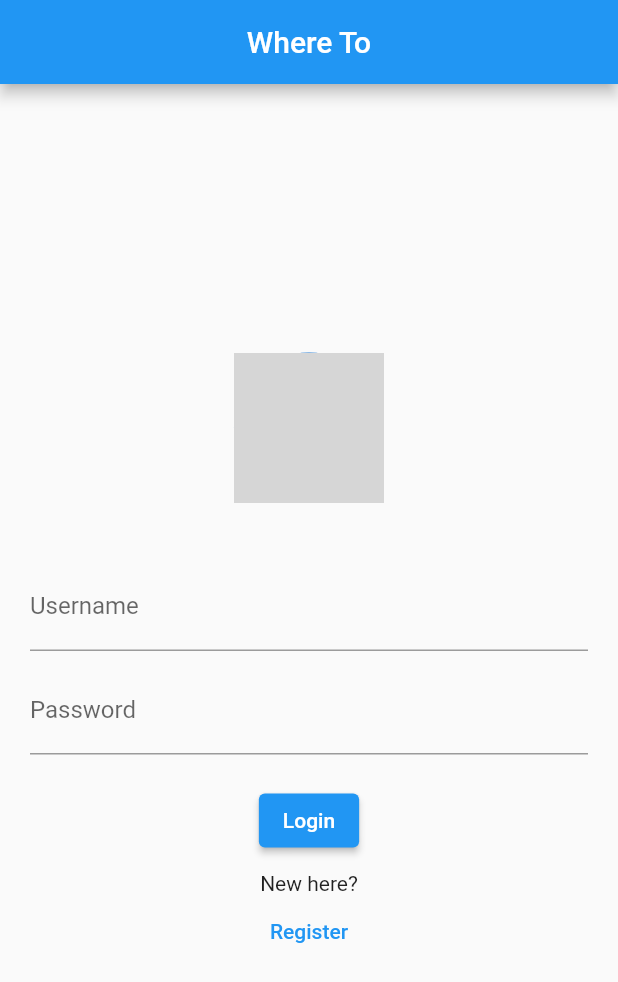
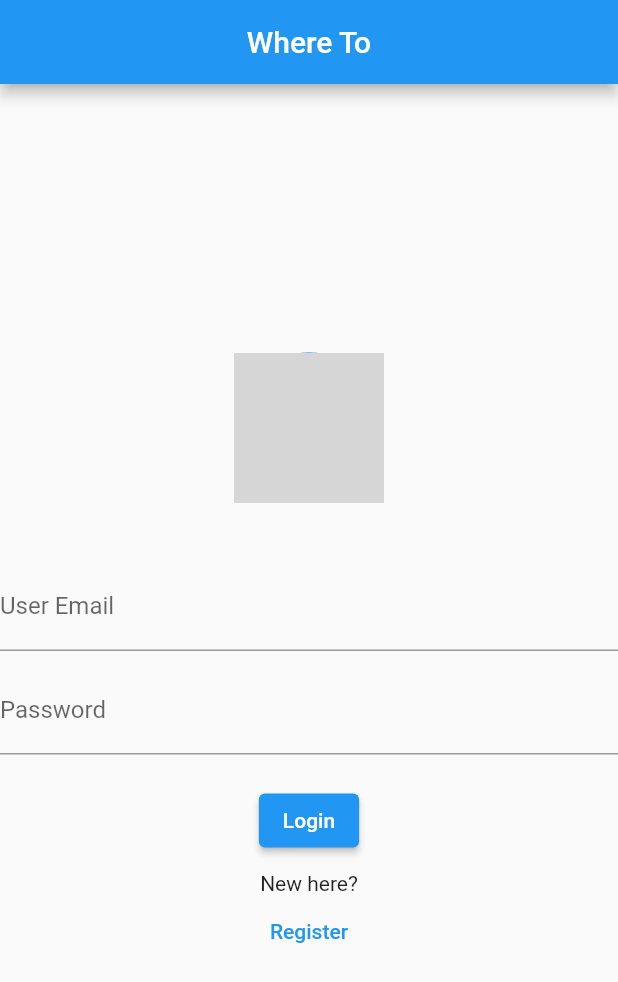
Before and after one commit to XpertBotTeam/MultiLanguageTourApp, a Flutter app: the screen it shows after launch, after a tap on "Login", on a phone screen of 412 x 824 dp. Shown: the top 982 px of the screen. Run offline on Flutter 3.47's test engine with Material 2 defaults, Android fonts, the phone set to English and light mode, and no system bars; our stand-ins replace firebase_auth, firebase_core; accounts and stored records are empty; network calls fail; grey boxes are pictures that could not be loaded.

Commit message:
latest changes

```diff
--- a/lib/main.dart
+++ b/lib/main.dart
@@ -1,11 +1,17 @@
+import 'package:firebase_auth/firebase_auth.dart';
+import 'package:firebase_core/firebase_core.dart';
 import 'package:flutter/material.dart';
-import 'registarion_page.dart';
-void main() {
+import 'registration_page.dart';
+import 'profile_screen.dart';
+
+void main() async {
+  WidgetsFlutterBinding.ensureInitialized();
+  await Firebase.initializeApp();
   runApp(const MyApp());
 }
 
 class MyApp extends StatelessWidget {
-  const MyApp({super.key});
+  const MyApp({Key? key}) : super(key: key);
 
   @override
   Widget build(BuildContext context) {
@@ -19,65 +25,99 @@ class MyApp extends StatelessWidget {
   }
 }
 
-class MyHomePage extends StatefulWidget {
-  const MyHomePage({super.key, required this.title});
+class MyHomePage extends StatelessWidget {
+  const MyHomePage({Key? key, required this.title}) : super(key: key);
 
   final String title;
 
   @override
-  State<MyHomePage> createState() => _MyHomePageState();
-}
-
-class _MyHomePageState extends State<MyHomePage> {
-  @override
   Widget build(BuildContext context) {
     return Scaffold(
       appBar: AppBar(
-        title: Text(widget.title),
-        centerTitle: true,  // Center the title within the AppBar
+        title: Text(title),
+        centerTitle: true,
       ),
       body: Center(
         child: Column(
           mainAxisAlignment: MainAxisAlignment.center,
           children: <Widget>[
-CircleAvatar(
+            const CircleAvatar(
               radius: 50.0,
               backgroundImage: AssetImage('assets/logo.png'),
             ),
-            SizedBox( height: 20.0),
-            Padding(
-              padding: EdgeInsets.symmetric(horizontal: 20.0),
-              child: Column(
-                children: <Widget>[
-                  SizedBox(height: 20.0),
-                  TextField(
-                    decoration: InputDecoration(labelText: 'Username'),
-                  ),
-                  SizedBox(height: 10.0),
-                  TextField(
-                    obscureText: true,
-                    decoration: InputDecoration(labelText: 'Password'),
-                  ),
-                  SizedBox(height: 20.0),
-                  ElevatedButton(
-                    onPressed: () {
-
-                    },
-                    child: Text('Login'),
-                  ),
-                  SizedBox(height: 10.0),
-                  Text('New here?'),
+            const SizedBox(height: 20.0),
+            LoginForm(),
+            const SizedBox(height: 10.0),
+            const Text('New here?'),
             TextButton(
               onPressed: () {
-                      Navigator.push(context,MaterialPageRoute(builder:(context)=>RegistrationPage()));
+                Navigator.push(
+                  context,
+                  MaterialPageRoute(builder: (context) => const RegistrationPage()),
+                );
               },
-                    child: Text('Register'),
+              child: const Text('Register'),
             ),
           ],
-              ),
-            ),
         ),
       ),
     );
   }
 }
+
+class LoginForm extends StatefulWidget {
+  @override
+  _LoginFormState createState() => _LoginFormState();
+}
+
+class _LoginFormState extends State<LoginForm> {
+  final TextEditingController _emailController = TextEditingController();
+  final TextEditingController _passwordController = TextEditingController();
+  final FirebaseAuth _auth = FirebaseAuth.instance;
+
+  Future<User?> loginUsingEmailPassword({required String email, required String password}) async {
+    try {
+      UserCredential userCredential = await _auth.signInWithEmailAndPassword(email: email, password: password);
+      return userCredential.user;
+    } on FirebaseAuthException catch (e) {
+      if (e.code == "user-not-found") {
+        print("No User found for that email");
+      }
+      return null;
+    }
+  }
+
+  @override
+  Widget build(BuildContext context) {
+    return Column(
+      children: <Widget>[
+        const SizedBox(height: 20.0),
+        TextField(
+          decoration: InputDecoration(labelText: 'User Email'),
+          keyboardType: TextInputType.emailAddress,
+          controller: _emailController,
+        ),
+        const SizedBox(height: 10.0),
+        TextField(
+          controller: _passwordController,
+          obscureText: true,
+          decoration: InputDecoration(labelText: 'Password'),
+        ),
+        const SizedBox(height: 20.0),
+        ElevatedButton(
+          onPressed: () async {
+            User? user = await loginUsingEmailPassword(
+              email: _emailController.text,
+              password: _passwordController.text,
+            );
+            print(user);
+            if (user != null) {
+              Navigator.of(context).pushReplacement(MaterialPageRoute(builder: (context) => ProfileScreen()));
+            }
+          },
+          child: const Text('Login'),
+        ),
+      ],
+    );
+  }
+}
--- a/pubspec.yaml
+++ b/pubspec.yaml
@@ -35,6 +35,10 @@ dependencies:
   # The following adds the Cupertino Icons font to your application.
   # Use with the CupertinoIcons class for iOS style icons.
   cupertino_icons: ^1.0.2
+  # Firebase auth and firebase core
+  firebase_core: ^2.15.1
+  firebase_auth: ^4.8.0
+  cloud_firestore: 4.9.0
 
 dev_dependencies:
   flutter_test:
```
Also changed, not shown: lib/profile_screen.dart (added, +18 -0 lines), lib/registration_page.dart (renamed from lib/registarion_page.dart, +13 -11 lines), pubspec.lock, 7 other files. Lines whose indentation alone changed are shown as unchanged.
